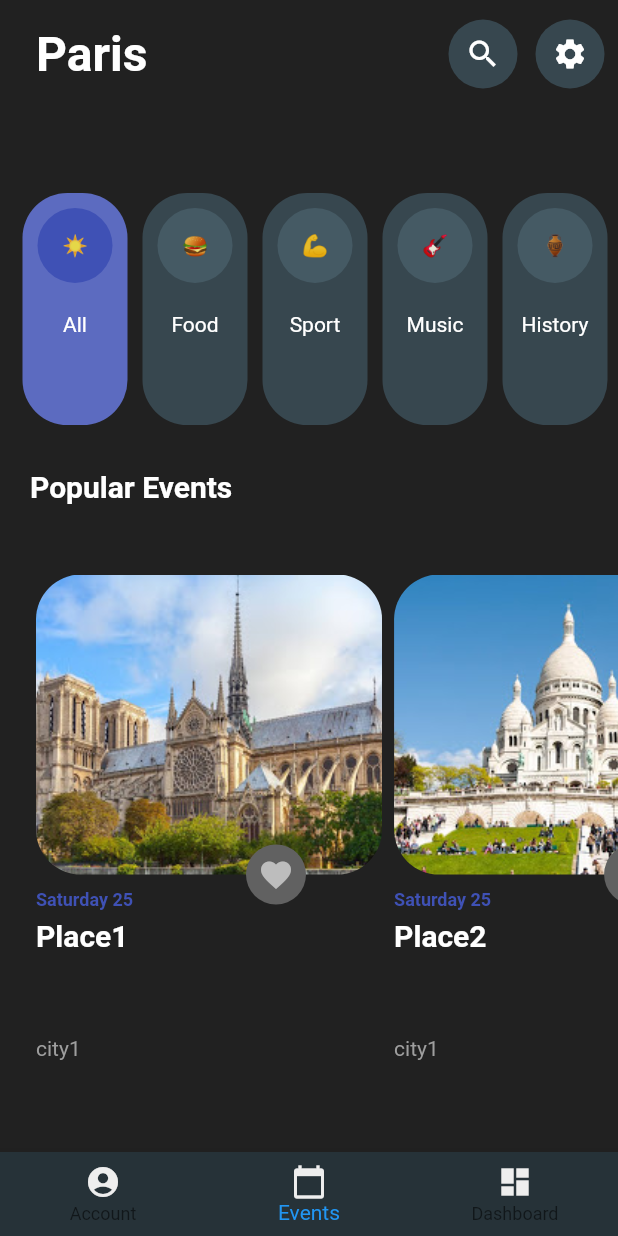
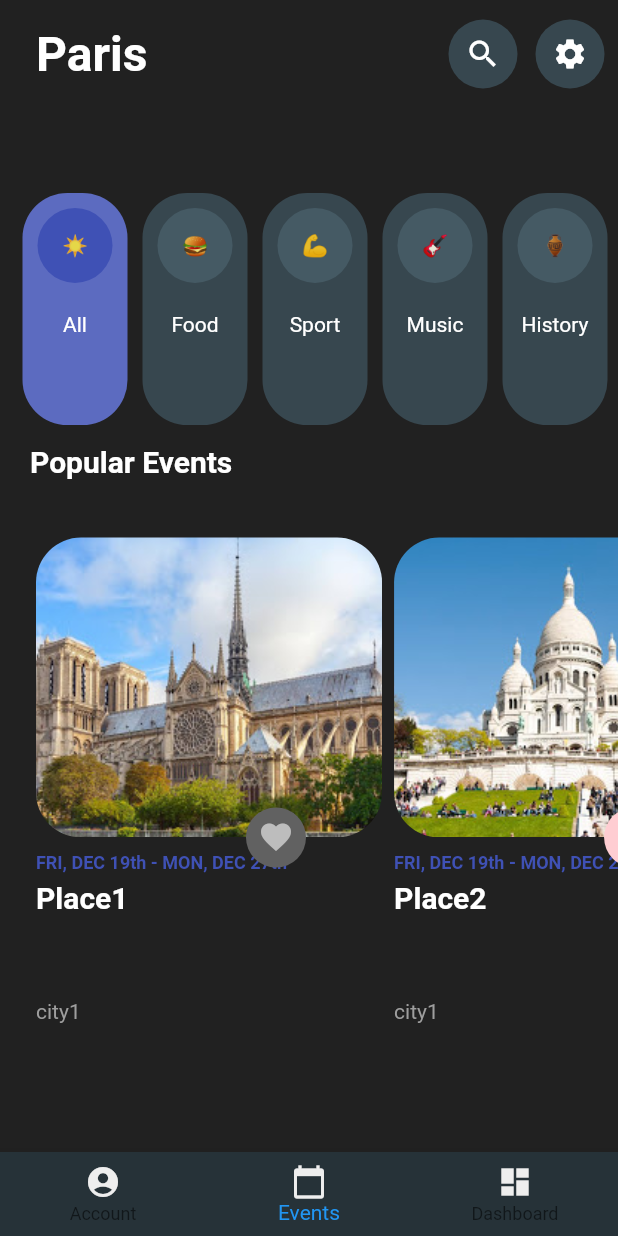
Before and after one commit to akshaybengani/Flutter-Travel-Template1, a Flutter app: the screen it shows after launch, on a phone screen of 412 x 824 dp. Run offline on Flutter 3.47's test engine with Material 2 defaults, Android fonts, the light colour scheme and no system bars.

Commit message:
Completed Just some UI Touch is pending

```diff
--- a/lib/layouts/placeItemLayout.dart
+++ b/lib/layouts/placeItemLayout.dart
@@ -1,10 +1,24 @@
 import 'package:flutter/material.dart';
+import 'package:provider/provider.dart';
 import 'package:travel_brandzgarage/models/placeitem.dart';
+import 'package:travel_brandzgarage/providers/placeProvider.dart';
+import 'package:travel_brandzgarage/screens/placedetailscreen.dart';
 
-class PlaceItemLayout extends StatelessWidget {
+class PlaceItemLayout extends StatefulWidget {
   PlaceItem placeItem;
   Size size;
   PlaceItemLayout(this.placeItem, this.size);
+
+  @override
+  _PlaceItemLayoutState createState() => _PlaceItemLayoutState();
+}
+
+class _PlaceItemLayoutState extends State<PlaceItemLayout> {
+  void _switchFav() {
+    setState(() {
+      widget.placeItem.isFavourite = !widget.placeItem.isFavourite;
+    });
+  }
 
   @override
   Widget build(BuildContext context) {
@@ -12,13 +26,21 @@ class PlaceItemLayout extends StatelessWidget {
       elevation: 0,
       color: Colors.grey[900],
       child: Container(
-        width: size.width * 0.56,
+        width: widget.size.width * 0.56,
         decoration: BoxDecoration(
           borderRadius: BorderRadius.circular(30),
         ),
         child: Stack(
           children: <Widget>[
-            Column(
+            Hero(
+              tag: widget.placeItem.placeid,
+              child: GestureDetector(
+                onTap: () {
+                  Provider.of<PlaceProvider>(context, listen: false)
+                      .setCurrentItem(widget.placeItem);
+                  Navigator.of(context).pushNamed(PlaceDetailScreen.routename);
+                },
+                child: Column(
                   mainAxisAlignment: MainAxisAlignment.start,
                   crossAxisAlignment: CrossAxisAlignment.start,
                   children: <Widget>[
@@ -28,13 +50,14 @@ class PlaceItemLayout extends StatelessWidget {
                         width: 250,
                         child: ClipRRect(
                           borderRadius: BorderRadius.circular(30),
-                      child: Image.asset(placeItem.imgUrl, fit: BoxFit.cover),
+                          child: Image.asset(widget.placeItem.imgUrl,
+                              fit: BoxFit.cover),
                         ),
                       ),
                     ),
                     SizedBox(height: 10),
                     Text(
-                  placeItem.eventdate,
+                      widget.placeItem.eventdate,
                       style: TextStyle(
                           color: Colors.indigo[500],
                           fontWeight: FontWeight.bold,
@@ -43,7 +66,7 @@ class PlaceItemLayout extends StatelessWidget {
                     SizedBox(height: 5),
                     Expanded(
                       child: Text(
-                    placeItem.title,
+                        widget.placeItem.title,
                         style: TextStyle(
                             color: Colors.white,
                             fontSize: 20,
@@ -52,22 +75,28 @@ class PlaceItemLayout extends StatelessWidget {
                     ),
                     Expanded(
                       child: Text(
-                    placeItem.cityName,
+                        widget.placeItem.cityName,
                         style: TextStyle(color: Colors.grey),
                       ),
                     )
                   ],
                 ),
+              ),
+            ),
             Positioned(
               left: 140,
               top: 180,
               child: CircleAvatar(
-                backgroundColor: Colors.grey[700],
+                backgroundColor: widget.placeItem.isFavourite
+                    ? Colors.red[100]
+                    : Colors.grey[700],
                 child: IconButton(
-                  onPressed: () {},
+                  onPressed: _switchFav,
                   icon: Icon(
                     Icons.favorite,
-                    color: Colors.grey[400],
+                    color: widget.placeItem.isFavourite
+                        ? Colors.red
+                        : Colors.grey[400],
                   ),
                 ),
               ),
--- a/lib/main.dart
+++ b/lib/main.dart
@@ -3,6 +3,7 @@ import 'package:provider/provider.dart';
 import 'package:travel_brandzgarage/providers/categoriesProvider.dart';
 import 'package:travel_brandzgarage/providers/placeProvider.dart';
 import 'package:travel_brandzgarage/screens/homepagescreen.dart';
+import 'package:travel_brandzgarage/screens/placedetailscreen.dart';
 
 void main() => runApp(MyApp());
 
@@ -19,8 +20,14 @@ class MyApp extends StatelessWidget {
         debugShowCheckedModeBanner: false,
         home: HomePageScreen(),
         theme: ThemeData(
-            //appBarTheme: AppBarTheme()
+            appBarTheme: AppBarTheme(
+              color: Colors.transparent,
+
+            )
             ),
+            routes: {
+              PlaceDetailScreen.routename: (ctx) => PlaceDetailScreen(),
+            },
       ),
     );
   }
--- a/lib/models/placeitem.dart
+++ b/lib/models/placeitem.dart
@@ -1,7 +1,7 @@
 import 'package:flutter/foundation.dart';
 import 'package:travel_brandzgarage/models/placeLocation.dart';
 
-class PlaceItem {
+class PlaceItem with ChangeNotifier{
   final String placeid;
   final String title;
   final String imgUrl;
@@ -21,4 +21,6 @@ class PlaceItem {
     @required this.placeLocation,
     this.isFavourite,
   });
+
+
 }
--- a/lib/providers/placeProvider.dart
+++ b/lib/providers/placeProvider.dart
@@ -10,7 +10,7 @@ class PlaceProvider with ChangeNotifier {
       imgUrl: "assets/images/img1.jpg",
       category: ["c1", "c2"],
       cityName: "city1",
-      eventdate: "Saturday 25",
+      eventdate: "FRI, DEC 19th - MON, DEC 27th",
       placeLocation: PlaceLocation(
           latitude: 28.52, longitude: 52.12, address: "Address 1"),
       isFavourite: false,
@@ -21,10 +21,10 @@ class PlaceProvider with ChangeNotifier {
       imgUrl: "assets/images/img2.jpg",
       category: ["c1", "c3"],
       cityName: "city1",
-      eventdate: "Saturday 25",
+      eventdate: "FRI, DEC 19th - MON, DEC 27th",
       placeLocation: PlaceLocation(
           latitude: 28.52, longitude: 52.12, address: "Address 2"),
-      isFavourite: false,
+      isFavourite: true,
     ),
     PlaceItem(
       placeid: "p3",
@@ -32,7 +32,7 @@ class PlaceProvider with ChangeNotifier {
       imgUrl: "assets/images/img3.jpg",
       category: ["c1", "c4"],
       cityName: "city3",
-      eventdate: "Saturday 25",
+      eventdate: "FRI, DEC 19th - MON, DEC 27th",
       placeLocation: PlaceLocation(
           latitude: 28.52, longitude: 52.12, address: "Address 3"),
       isFavourite: false,
@@ -43,7 +43,7 @@ class PlaceProvider with ChangeNotifier {
       imgUrl: "assets/images/img4.jpg",
       category: ["c1", "c5"],
       cityName: "city1",
-      eventdate: "Saturday 25",
+      eventdate: "FRI, DEC 19th - MON, DEC 27th",
       placeLocation: PlaceLocation(
           latitude: 28.52, longitude: 52.12, address: "Address 4"),
       isFavourite: false,
@@ -54,10 +54,10 @@ class PlaceProvider with ChangeNotifier {
       imgUrl: "assets/images/img5.jpg",
       category: ["c1", "c6"],
       cityName: "city5",
-      eventdate: "Saturday 25",
+      eventdate: "FRI, DEC 19th - MON, DEC 27th",
       placeLocation: PlaceLocation(
           latitude: 28.52, longitude: 52.12, address: "Address 5"),
-      isFavourite: false,
+      isFavourite: true,
     ),
     PlaceItem(
       placeid: "p6",
@@ -65,7 +65,7 @@ class PlaceProvider with ChangeNotifier {
       imgUrl: "assets/images/img6.jpg",
       category: ["c1", "c2"],
       cityName: "city6",
-      eventdate: "Saturday 25",
+      eventdate: "FRI, DEC 19th - MON, DEC 27th",
       placeLocation: PlaceLocation(
           latitude: 28.52, longitude: 52.12, address: "Address 6"),
       isFavourite: false,
@@ -76,10 +76,10 @@ class PlaceProvider with ChangeNotifier {
       imgUrl: "assets/images/img7.jpg",
       category: ["c1", "c3"],
       cityName: "city7",
-      eventdate: "Saturday 25",
+      eventdate: "FRI, DEC 19th - MON, DEC 27th",
       placeLocation: PlaceLocation(
           latitude: 28.52, longitude: 52.12, address: "Address 7"),
-      isFavourite: false,
+      isFavourite: true,
     ),
     PlaceItem(
       placeid: "p8",
@@ -87,7 +87,7 @@ class PlaceProvider with ChangeNotifier {
       imgUrl: "assets/images/img8.jpg",
       category: ["c1", "c4"],
       cityName: "city8",
-      eventdate: "Saturday 25",
+      eventdate: "FRI, DEC 19th - MON, DEC 27th",
       placeLocation: PlaceLocation(
           latitude: 28.52, longitude: 52.12, address: "Address 8"),
       isFavourite: false,
@@ -109,14 +109,24 @@ class PlaceProvider with ChangeNotifier {
       imgUrl: "assets/images/img10.jpg",
       category: ["c1", "c6"],
       cityName: "city10",
-      eventdate: "Saturday 25",
+      eventdate: "FRI, DEC 19th - MON, DEC 27th",
       placeLocation: PlaceLocation(
           latitude: 28.52, longitude: 52.12, address: "Address 10"),
       isFavourite: false,
     ),
   ];
 
+  PlaceItem currentItem;
+
   List<PlaceItem> get items {
     return _items;
   }
+
+  void setCurrentItem(PlaceItem pitem){
+    this.currentItem = pitem;
+  }
+
+
+
+
 }
--- a/lib/screens/homepagescreen.dart
+++ b/lib/screens/homepagescreen.dart
@@ -74,7 +74,7 @@ class HomePageScreen extends StatelessWidget {
             ),
           ),
           Positioned(
-            top: screenHeight * 0.38,
+            top: screenHeight * 0.36,
             left: 20,
             child: Text(
               "Popular Events",
@@ -86,7 +86,7 @@ class HomePageScreen extends StatelessWidget {
             ),
           ),
           Positioned(
-            top: screenHeight * 0.46,
+            top: screenHeight * 0.43,
             left: 20,
             child: Container(
               width: MediaQuery.of(context).size.width,
```
Also changed, not shown: lib/screens/placedetailscreen.dart (added, +158 -0 lines), assets/images/akshay.JPG (added), assets/images/map.jpg (added). Lines whose indentation alone changed are shown as unchanged.
